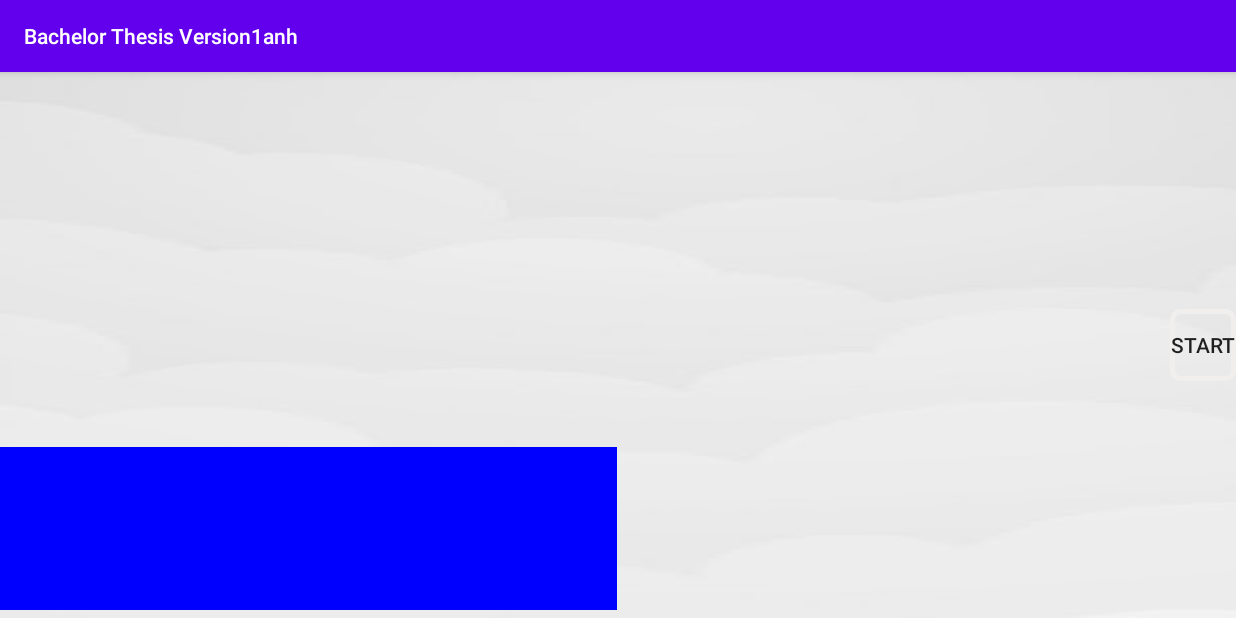
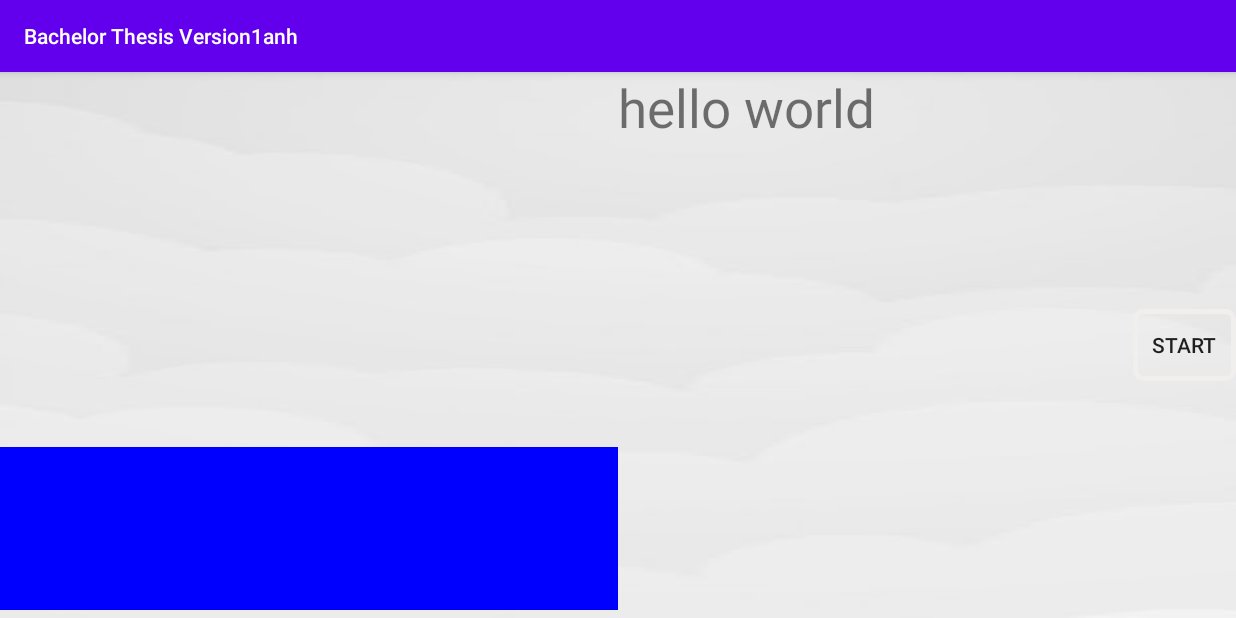
Before and after one commit to Hungnp54/Sorting-Algorithms-Simulation-App, an Android app: the landscapeView screen opened directly, with no data from a screen before it, on a phone screen of 824 x 412 dp (held sideways). Run offline under Robolectric (Android 15) with nearby library versions, the phone set to English and light mode, and no system bars.

Commit message:
update, fixed bugs on layout landscape

```diff
--- a/app/src/main/java/com/example/bachelorthesisversion1anh/landscapeView.java
+++ b/app/src/main/java/com/example/bachelorthesisversion1anh/landscapeView.java
@@ -30,7 +30,7 @@
         final int sortingAl = getIntent().getIntExtra("sorting alogrithm",1);
         int scrHeight = screenDemension.getScreenHeight()-200;
         arr = generateArrayValue(scrHeight,numberElement);
-        int viewWidth = (screenDemension.getScreenWidth())/(2*arr.length)-1;
+        int viewWidth = (screenDemension.getScreenWidth())/(2*arr.length);
         drawViews(arr,viewWidth);
 
         lsStart.setOnClickListener(new View.OnClickListener() {
--- a/app/src/main/res/layout/activity_landscape_view.xml
+++ b/app/src/main/res/layout/activity_landscape_view.xml
@@ -13,7 +13,7 @@
         android:layout_centerHorizontal="true"
         android:layout_centerInParent="true"
         android:paddingBottom="5dp"
-        android:layout_width="wrap_content"
+        android:layout_width="0dp"
         android:layout_height="match_parent"
         android:orientation="horizontal">
 
@@ -25,19 +25,21 @@
         android:id="@+id/landscapeCode"
         android:layout_weight="5"
         android:layout_toRightOf="@id/landscapeView"
-        android:gravity="bottom"
-
-        android:layout_centerHorizontal="true"
-        android:layout_width="wrap_content"
+        android:layout_width="0dp"
         android:layout_height="match_parent"
         android:orientation="horizontal">
 
 
-
+        <TextView
+            android:id="@+id/textView"
+            android:layout_width="match_parent"
+            android:layout_height="wrap_content"
+            android:textSize="35dp"
+            android:text="hello world" />
     </LinearLayout>
 
     <LinearLayout
-        android:layout_width="10dp"
+        android:layout_width="0dp"
         android:layout_height="match_parent"
         android:layout_weight="1"
         android:gravity="center_vertical">
```
